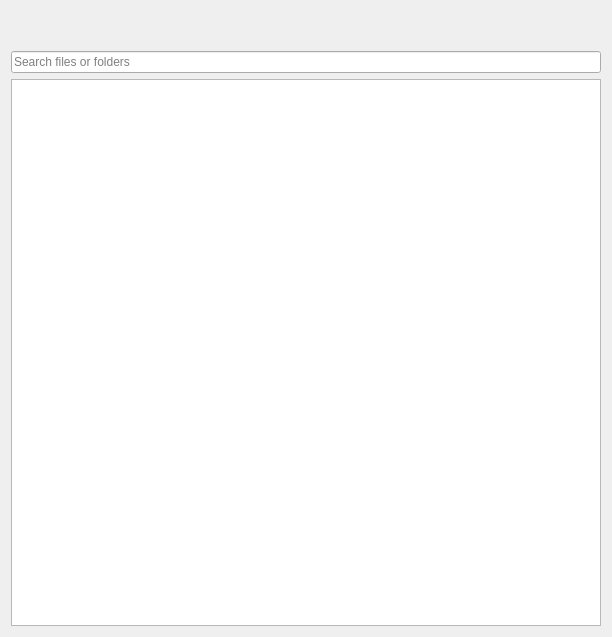
Old version of the form parsec/core/gui/forms/files_widget.ui in the repository Scille/parsec-cloud.
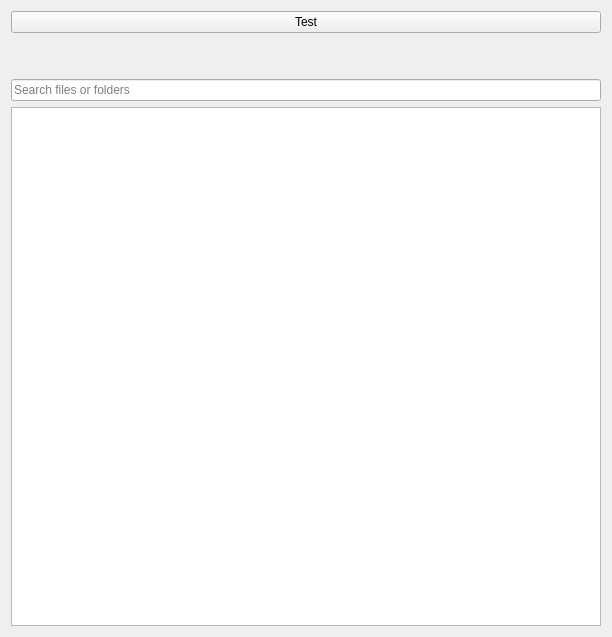
New version of the form.

What changed in the file:
```diff
--- a/parsec/core/gui/forms/files_widget.ui
+++ b/parsec/core/gui/forms/files_widget.ui
@@ -20,6 +20,13 @@
    <string>Form</string>
   </property>
   <layout class="QVBoxLayout" name="verticalLayout">
+   <item>
+    <widget class="QPushButton" name="button_test">
+     <property name="text">
+      <string>Test</string>
+     </property>
+    </widget>
+   </item>
    <item>
     <widget class="QLabel" name="label_current_directory">
      <property name="text">
```
